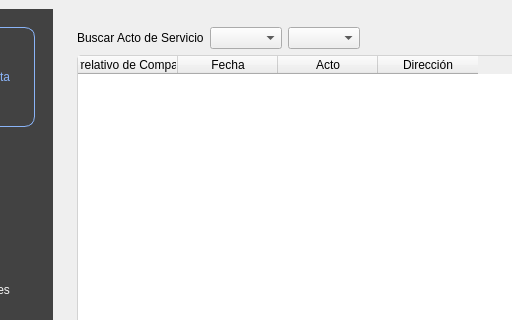
This is resources/interface.ui in Patejuei/SISEST_BT as Qt 5 draws it before an edit; both pictures show x 111 to 623 and y 0 to 320 of the 1080 by 638 pixel window. The edited form follows.
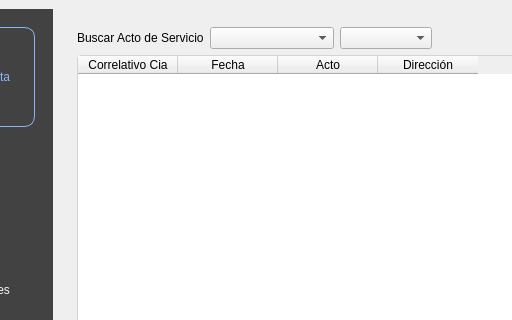
This is the edited form. Icons and pictures are not drawn.

Commit message: Fix: Orden de listas mostradas

```diff
--- a/resources/interface.ui
+++ b/resources/interface.ui
@@ -18,7 +18,7 @@
   </property>
   <property name="maximumSize">
    <size>
-    <width>1080</width>
+    <width>16777215</width>
     <height>16777215</height>
    </size>
   </property>
@@ -634,10 +634,24 @@
               </widget>
              </item>
              <item>
-              <widget class="QComboBox" name="comboBox"/>
+              <widget class="QComboBox" name="cb_srcMonth">
+               <property name="minimumSize">
+                <size>
+                 <width>124</width>
+                 <height>0</height>
+                </size>
+               </property>
+              </widget>
              </item>
              <item>
-              <widget class="QComboBox" name="comboBox_2"/>
+              <widget class="QComboBox" name="cb_srcYear">
+               <property name="minimumSize">
+                <size>
+                 <width>92</width>
+                 <height>0</height>
+                </size>
+               </property>
+              </widget>
              </item>
              <item>
               <spacer name="horizontalSpacer">
@@ -670,7 +684,7 @@
              </attribute>
              <column>
               <property name="text">
-               <string>Correlativo de Compañía</string>
+               <string>Correlativo Cia</string>
               </property>
              </column>
              <column>
```
The commit also changes 2 other files.
